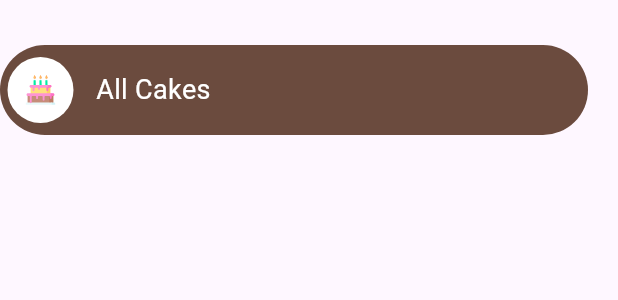
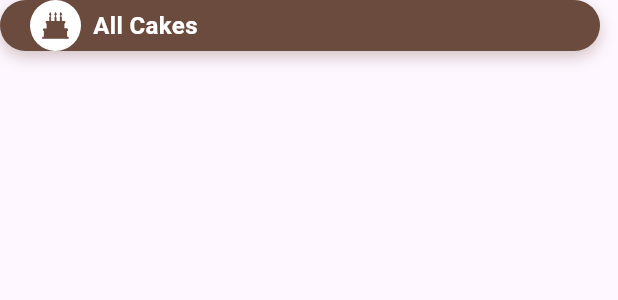
Before and after one commit to jamalihassan0307/Flutter-Cake-App, a Flutter app: the CategoryButton widget shown alone on an empty page, opened directly with sample values from the repository, on a phone screen of 412 x 824 dp. Shown: the top 300 px of the screen. Run offline on Flutter 3.47's test engine with Material 3 defaults, Android fonts, the phone set to English and light mode, and no system bars; our stand-ins replace flutter_advanced_drawer, flutter_svg, readmore.

Commit message:
Refactor CategoryButton widget for improved selection handling and UI
- Added selectedIndex parameter to manage button selection state
- Updated AnimatedContainer properties for smoother transitions
- Enhanced button styling with conditional rendering based on selection
- Simplified layout and improved visual feedback for selected categories

```diff
--- a/lib/widget/Category_btn.dart
+++ b/lib/widget/Category_btn.dart
@@ -1,52 +1,66 @@
 import 'package:flutter/material.dart';
 import 'package:flutter_svg/flutter_svg.dart';
 import 'package:uidesign06/core/color.dart';
-import 'package:uidesign06/core/text_style.dart';
 import 'package:uidesign06/data/category.dart';
 
 class CategoryButton extends StatelessWidget {
   final Categories category;
+  final int selectedIndex;
   final int index;
+
   const CategoryButton({
     Key? key,
     required this.category,
+    required this.selectedIndex,
     required this.index,
   }) : super(key: key);
 
   @override
   Widget build(BuildContext context) {
+    final isSelected = selectedIndex == index;
     return AnimatedContainer(
-      duration: Duration(milliseconds: 1000),
-      margin: EdgeInsets.only(top: 30.0, right: 20.0),
-      padding: index == category.id
-          ? EdgeInsets.only(left: 5.0, right: 10.0)
-          : EdgeInsets.symmetric(horizontal: 10.0),
-      height: 60.0,
+      duration: Duration(milliseconds: 300),
+      margin: EdgeInsets.only(right: 12, bottom: 2),
+      padding: EdgeInsets.symmetric(horizontal: 20),
       decoration: BoxDecoration(
-        borderRadius: BorderRadius.circular(50.0),
-        color: index == category.id ? mainColor : pink01,
+        color: isSelected ? mainColor : accent2.withOpacity(0.3),
+        borderRadius: BorderRadius.circular(20),
+        boxShadow: isSelected
+            ? [
+                BoxShadow(
+                  color: mainColor.withOpacity(0.3),
+                  blurRadius: 8,
+                  offset: Offset(0, 4),
+                )
+              ]
+            : [],
       ),
-      child: index == category.id
-          ? Row(
+      child: Row(
         children: [
-                CircleAvatar(
-                  radius: 22,
-                  backgroundColor: white,
+          if (isSelected) ...[
+            Container(
+              padding: EdgeInsets.all(8),
+              decoration: BoxDecoration(
+                color: Colors.white,
+                shape: BoxShape.circle,
+              ),
               child: SvgPicture.asset(
                 category.image,
-                    height: 20.0,
+                height: 18,
+                colorFilter: ColorFilter.mode(mainColor, BlendMode.srcIn),
               ),
             ),
-                SizedBox(width: 15.0),
+            SizedBox(width: 8),
+          ],
           Text(
             category.name,
-                  style: txtBtnCategory,
-                )
+            style: TextStyle(
+              color: isSelected ? Colors.white : mainColor,
+              fontSize: 16,
+              fontWeight: isSelected ? FontWeight.bold : FontWeight.w500,
+            ),
+          ),
         ],
-            )
-          : SvgPicture.asset(
-              category.image,
-              height: 30.0,
       ),
     );
   }
```
Lines whose indentation alone changed are shown as unchanged.
